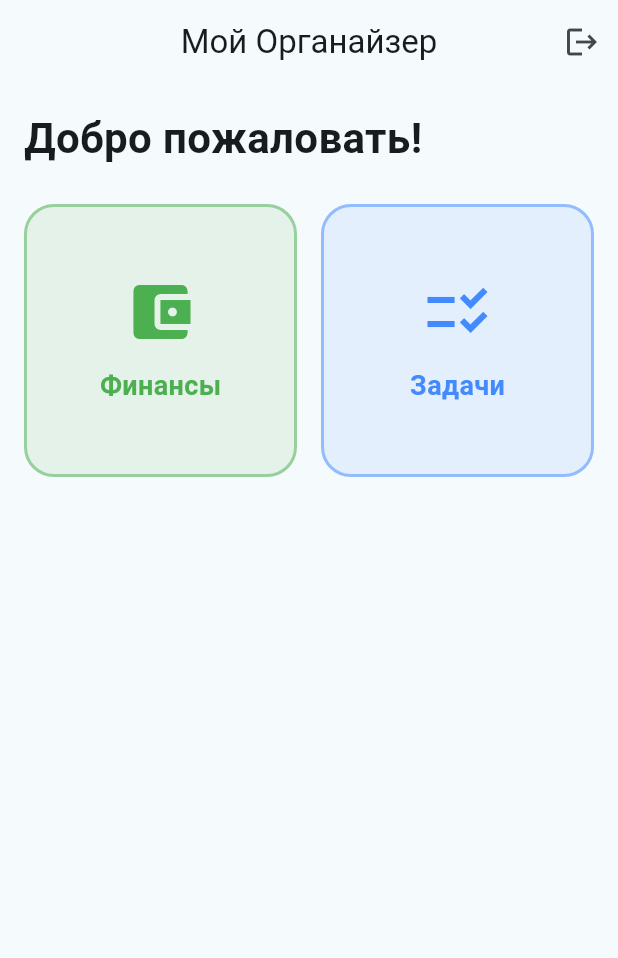
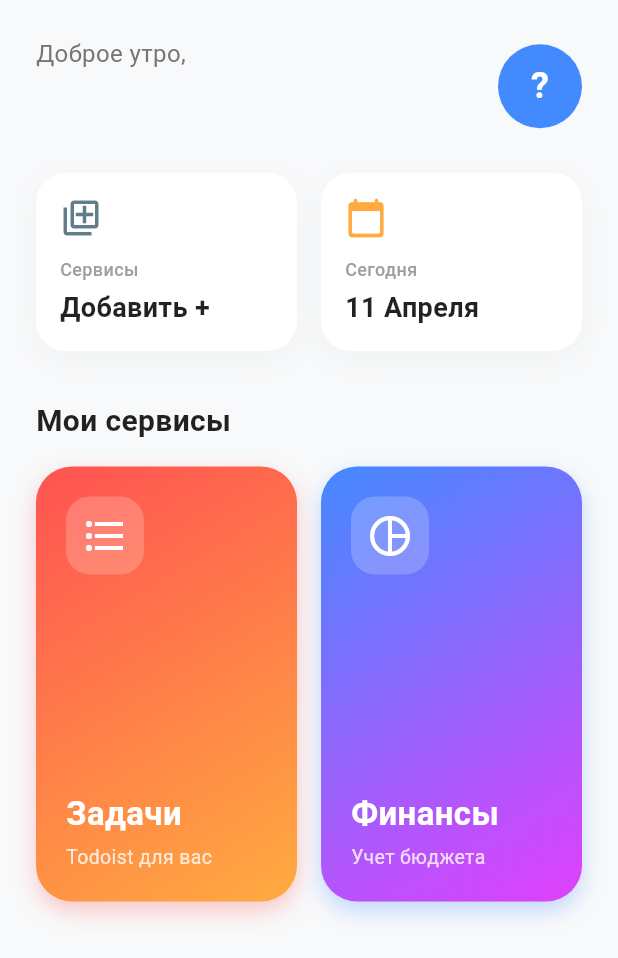
Before and after one commit to AlexFIDA/azurite, a Flutter app: the screen it shows once a user with an empty profile is signed in, on a phone screen of 412 x 824 dp. Shown: the top 958 px of the screen. Run offline on Flutter 3.47's test engine with Material 3 defaults, Android fonts, the phone set to English and light mode, and no system bars; our stand-ins replace cloud_firestore, firebase_auth, firebase_core, flutter_riverpod, google_sign_in; accounts and stored records are empty.

Commit message:
update dashboard

```diff
--- a/lib/core/navigation/main_shell.dart
+++ b/lib/core/navigation/main_shell.dart
@@ -2,63 +2,242 @@ import 'package:azurite/features/finance/UI/finance_screen.dart';
 import 'package:azurite/features/todo/UI/todo_screen.dart';
 import 'package:flutter/material.dart';
 import 'package:flutter_riverpod/flutter_riverpod.dart';
-import '../auth/authorization.dart';
+import '../../core/auth/authorization.dart';
+
 
 class MainShell extends ConsumerWidget {
   const MainShell({super.key});
 
   @override
   Widget build(BuildContext context, WidgetRef ref) {
+    // Получаем данные пользователя для приветствия
+    final user = ref.watch(authStateProvider).value;
+    final userName = user?.displayName ?? 'Пользователь';
+    final initial = userName.isNotEmpty ? userName[0].toUpperCase() : '?';
+
     return Scaffold(
-      appBar: AppBar(
-        title: const Text('Мой Органайзер'),
-        centerTitle: true,
-        actions: [
-          // Кнопка выхода из аккаунта
-          IconButton(
-            icon: const Icon(Icons.logout),
-            onPressed: () {
-              // Вызываем метод signOut из нашего репозитория
-              ref.read(authRepositoryProvider).signOut();
-            },
-          ),
+      backgroundColor: const Color(0xFFF8F9FA), // Очень светло-серый фон, чтобы белые карточки выделялись
+      body: SafeArea(
+        child: CustomScrollView(
+          slivers: [
+            // 1. ШАПКА ПРОФИЛЯ
+            SliverToBoxAdapter(
+              child: Padding(
+                padding: const EdgeInsets.all(24.0),
+                child: Row(
+                  mainAxisAlignment: MainAxisAlignment.spaceBetween,
+                  children: [
+                    Column(
+                      crossAxisAlignment: CrossAxisAlignment.start,
+                      children: [
+                        Text(
+                          'Доброе утро,',
+                          style: TextStyle(color: Colors.grey.shade600, fontSize: 16),
+                        ),
+                        const SizedBox(height: 4),
+                        Text(
+                          userName,
+                          style: const TextStyle(fontSize: 28, fontWeight: FontWeight.bold, color: Colors.black87),
+                        ),
+                      ],
+                    ),
+                    InkWell(
+                      onTap: () {
+                        // Здесь в будущем можно открыть настройки профиля
+                        ref.read(authRepositoryProvider).signOut();
+                      },
+                      child: CircleAvatar(
+                        radius: 28,
+                        backgroundColor: Colors.blueAccent,
+                        child: Text(
+                          initial,
+                          style: const TextStyle(color: Colors.white, fontSize: 24, fontWeight: FontWeight.bold),
+                        ),
+                      ),
+                    ),
+                  ],
+                ),
+              ),
+            ),
+
+            // 2. СВОДКА (Краткая информация из модулей)
+            // 2. СВОДКА (Заглушка сервисов и Дата)
+          SliverToBoxAdapter(
+            child: Padding(
+              padding: const EdgeInsets.symmetric(horizontal: 24.0),
+                child: Builder(
+                  builder: (context) {
+                    final now = DateTime.now();
+                    final months = [
+                   'Января', 'Февраля', 'Марта', 'Апреля', 'Мая', 'Июня',
+                   'Июля', 'Августа', 'Сентября', 'Октября', 'Ноября', 'Декабря'
+                  ];
+              final dateString = "${now.day} ${months[now.month - 1]}";
+
+              return Row(
+                children: [
+                   Expanded(
+                  child: _buildSummaryCard(
+                   title: 'Сервисы',
+                   value: 'Добавить +',
+                   icon: Icons.add_to_photos_outlined,
+                    color: Colors.blueGrey,
+                   ),
+                  ),
+             const SizedBox(width: 16),
+            // КАРТОЧКА С ДАТОЙ
+            Expanded(
+              child: _buildSummaryCard(
+                title: 'Сегодня',
+                value: dateString,
+                icon: Icons.calendar_today_rounded,
+                color: Colors.orangeAccent,
+              ),
+            ),
+          ],
+        );
+      },
+    ),
+  ),
+),
+
+            // 3. ЗАГОЛОВОК СЕКЦИИ СЕРВИСОВ
+            const SliverToBoxAdapter(
+              child: Padding(
+                padding: EdgeInsets.only(left: 24.0, right: 24.0, top: 32.0, bottom: 16.0),
+                child: Text(
+                  'Мои сервисы',
+                  style: TextStyle(fontSize: 20, fontWeight: FontWeight.bold, color: Colors.black87),
+                ),
+              ),
+            ),
+
+            // 4. СЕТКА МИНИ-АППОВ
+            SliverPadding(
+              padding: const EdgeInsets.symmetric(horizontal: 24.0),
+              sliver: SliverGrid(
+                gridDelegate: const SliverGridDelegateWithFixedCrossAxisCount(
+                  crossAxisCount: 2, // 2 колонки
+                  crossAxisSpacing: 16,
+                  mainAxisSpacing: 16,
+                  childAspectRatio: 0.6, // Пропорции карточек
+                ),
+                delegate: SliverChildListDelegate([
+                  _buildAppCard(
+                    context,
+                    title: 'Задачи',
+                    subtitle: 'Todoist для вас',
+                    icon: Icons.format_list_bulleted,
+                    gradientColors: [Colors.redAccent, Colors.orangeAccent],
+                    onTap: () {
+                      Navigator.push(context, MaterialPageRoute(builder: (context) => const TodoScreen()));
+                    },
+                  ),
+                  _buildAppCard(
+                    context,
+                    title: 'Финансы',
+                    subtitle: 'Учет бюджета',
+                    icon: Icons.pie_chart_outline,
+                    gradientColors: [Colors.blueAccent, Colors.purpleAccent],
+                    onTap: () {
+                      Navigator.push(
+                          context,
+                          MaterialPageRoute(builder: (context) => const FinanceScreen())
+                        );
+                    },
+                  ),
+                ]),
+              ),
+            ),
+
+            // Отступ снизу для красоты скролла
+            const SliverToBoxAdapter(child: SizedBox(height: 40)),
+          ],
+        ),
+      ),
+    );
+  }
+
+  // --- Вспомогательные виджеты ---
+
+  // Виджет маленькой карточки сводки
+  Widget _buildSummaryCard({
+    required String title,
+    required String value,
+    required IconData icon,
+    required Color color,
+  }) {
+    return Container(
+      padding: const EdgeInsets.all(16),
+      decoration: BoxDecoration(
+        color: Colors.white,
+        borderRadius: BorderRadius.circular(20),
+        boxShadow: [
+          BoxShadow(color: Colors.grey.withOpacity(0.08), blurRadius: 15, offset: const Offset(0, 5)),
         ],
       ),
-      body: Padding(
-        padding: const EdgeInsets.all(16.0),
+      child: Column(
+        crossAxisAlignment: CrossAxisAlignment.start,
+        children: [
+          Icon(icon, color: color, size: 28),
+          const SizedBox(height: 12),
+          Text(title, style: TextStyle(color: Colors.grey.shade500, fontSize: 12, fontWeight: FontWeight.w500)),
+          const SizedBox(height: 4),
+          Text(value, style: const TextStyle(fontSize: 18, fontWeight: FontWeight.bold, color: Colors.black87)),
+        ],
+      ),
+    );
+  }
+
+  // Виджет большой карточки мини-аппа
+  Widget _buildAppCard(
+    BuildContext context, {
+    required String title,
+    required String subtitle,
+    required IconData icon,
+    required List<Color> gradientColors,
+    required VoidCallback onTap,
+  }) {
+    return InkWell(
+      onTap: onTap,
+      borderRadius: BorderRadius.circular(24),
+      child: Container(
+        padding: const EdgeInsets.all(20),
+        decoration: BoxDecoration(
+          borderRadius: BorderRadius.circular(24),
+          gradient: LinearGradient(
+            begin: Alignment.topLeft,
+            end: Alignment.bottomRight,
+            colors: gradientColors,
+          ),
+          boxShadow: [
+            BoxShadow(
+              color: gradientColors[0].withOpacity(0.3),
+              blurRadius: 12,
+              offset: const Offset(0, 6),
+            ),
+          ],
+        ),
         child: Column(
           crossAxisAlignment: CrossAxisAlignment.start,
           children: [
-            const Text(
-              'Добро пожаловать!',
-              style: TextStyle(fontSize: 28, fontWeight: FontWeight.bold),
+            Container(
+              padding: const EdgeInsets.all(10),
+              decoration: BoxDecoration(
+                color: Colors.white.withOpacity(0.2),
+                borderRadius: BorderRadius.circular(16),
+              ),
+              child: Icon(icon, color: Colors.white, size: 32),
             ),
-            const SizedBox(height: 24),
-            Expanded(
-              // GridView позволяет сделать красивую плитку из элементов
-              child: GridView.count(
-                crossAxisCount: 2, // Две карточки в ряд
-                crossAxisSpacing: 16,
-                mainAxisSpacing: 16,
-                children: [
-                  _ModuleCard(
-                    title: 'Финансы',
-                    icon: Icons.account_balance_wallet,
-                    color: Colors.green,
-                    onTap: () {
-                      Navigator.push(context, MaterialPageRoute(builder: (_) => const FinanceScreen()));
-                    },
-                  ),
-                  _ModuleCard(
-                    title: 'Задачи',
-                    icon: Icons.checklist_rtl,
-                    color: Colors.blueAccent,
-                    onTap: () {
-                      Navigator.push(context, MaterialPageRoute(builder: (_) => const TodoScreen()));
-                    },
-                  ),
-                ],
-              ),
+            const Spacer(),
+            Text(
+              title,
+              style: const TextStyle(color: Colors.white, fontSize: 22, fontWeight: FontWeight.bold),
+            ),
+            const SizedBox(height: 4),
+            Text(
+              subtitle,
+              style: TextStyle(color: Colors.white.withOpacity(0.8), fontSize: 13),
             ),
           ],
         ),
@@ -66,50 +245,3 @@ class MainShell extends ConsumerWidget {
     );
   }
 }
-
-// Приватный виджет карточки (начинается с нижнего подчеркивания),
-// чтобы не засорять глобальное пространство имен. Он используется только здесь.
-class _ModuleCard extends StatelessWidget {
-  final String title;
-  final IconData icon;
-  final Color color;
-  final VoidCallback onTap;
-
-  const _ModuleCard({
-    required this.title,
-    required this.icon,
-    required this.color,
-    required this.onTap,
-  });
-
-  @override
-  Widget build(BuildContext context) {
-    // InkWell дает красивый эффект ряби при нажатии (Material Design)
-    return InkWell(
-      onTap: onTap,
-      borderRadius: BorderRadius.circular(20),
-      child: Container(
-        decoration: BoxDecoration(
-          color: color.withOpacity(0.1),
-          borderRadius: BorderRadius.circular(20),
-          border: Border.all(color: color.withOpacity(0.5), width: 2),
-        ),
-        child: Column(
-          mainAxisAlignment: MainAxisAlignment.center,
-          children: [
-            Icon(icon, size: 48, color: color),
-            const SizedBox(height: 12),
-            Text(
-              title,
-              style: TextStyle(
-                fontSize: 18,
-                fontWeight: FontWeight.bold,
-                color: color,
-              ),
-            ),
-          ],
-        ),
-      ),
-    );
-  }
-}
```
